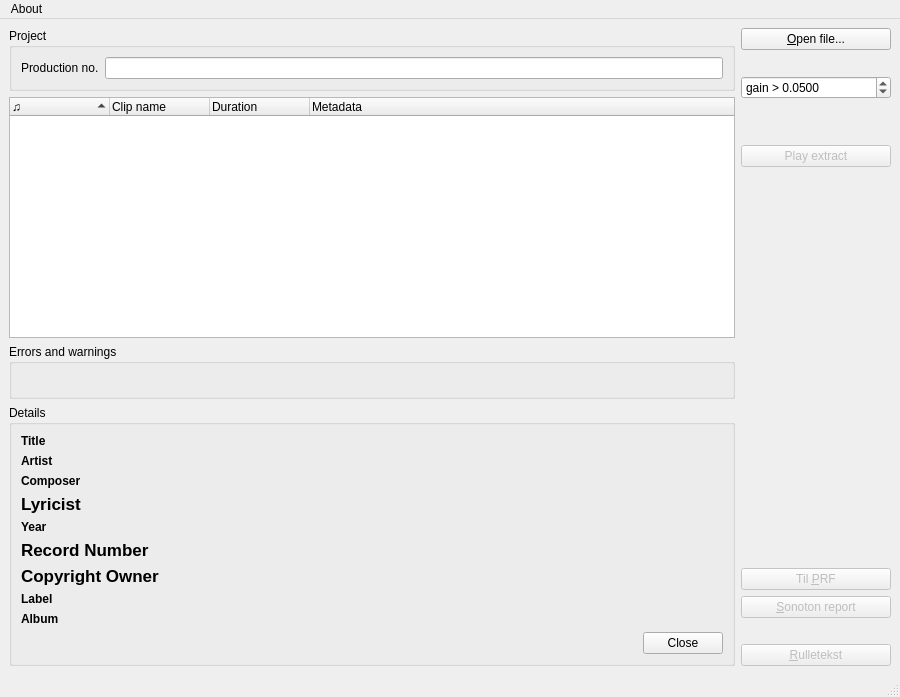
Qt form src/gui/pling-plong-odometer.ui (havardgulldahl/pling-plong-odometer) before a commit.
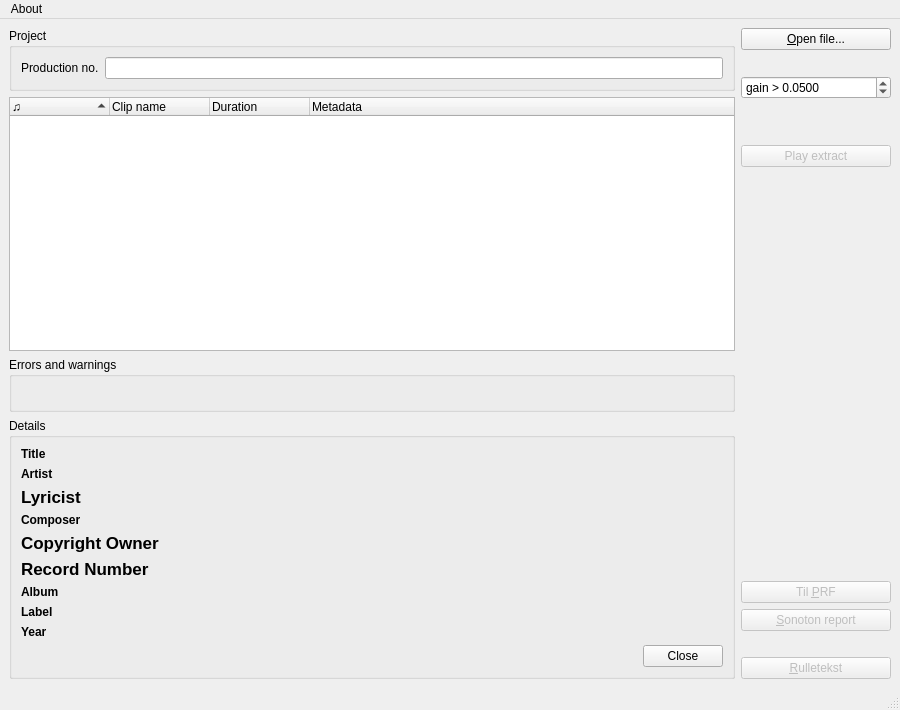
The same form after that commit. Icons and pictures are not drawn.

Commit message: more pretty layout of metadata fields

The edit to the form file:
```diff
--- a/src/gui/pling-plong-odometer.ui
+++ b/src/gui/pling-plong-odometer.ui
@@ -8,7 +8,7 @@
     <x>0</x>
     <y>0</y>
     <width>900</width>
-    <height>697</height>
+    <height>710</height>
    </rect>
   </property>
   <property name="acceptDrops">
@@ -152,14 +152,7 @@
            </property>
           </widget>
          </item>
-         <item row="7" column="0">
-          <widget class="QLabel" name="label_2">
-           <property name="text">
-            <string>&lt;b&gt;Year&lt;/b&gt;</string>
-           </property>
-          </widget>
-         </item>
-         <item row="8" column="0">
+         <item row="11" column="0">
           <widget class="QLabel" name="label_5">
            <property name="text">
             <string>&lt;!DOCTYPE HTML PUBLIC &quot;-//W3C//DTD HTML 4.0//EN&quot; &quot;http://www.w3.org/TR/REC-html40/strict.dtd&quot;&gt;
@@ -170,18 +163,7 @@
            </property>
           </widget>
          </item>
-         <item row="9" column="0">
-          <widget class="QLabel" name="label_4">
-           <property name="text">
-            <string>&lt;!DOCTYPE HTML PUBLIC &quot;-//W3C//DTD HTML 4.0//EN&quot; &quot;http://www.w3.org/TR/REC-html40/strict.dtd&quot;&gt;
-&lt;html&gt;&lt;head&gt;&lt;meta name=&quot;qrichtext&quot; content=&quot;1&quot; /&gt;&lt;style type=&quot;text/css&quot;&gt;
-p, li { white-space: pre-wrap; }
-&lt;/style&gt;&lt;/head&gt;&lt;body style=&quot; font-family:'Lucida Grande'; font-size:13pt; font-weight:400; font-style:normal;&quot;&gt;
-&lt;p style=&quot; margin-top:0px; margin-bottom:0px; margin-left:0px; margin-right:0px; -qt-block-indent:0; text-indent:0px;&quot;&gt;&lt;span style=&quot; font-weight:600;&quot;&gt;Copyright Owner&lt;/span&gt;&lt;/p&gt;&lt;/body&gt;&lt;/html&gt;</string>
-           </property>
-          </widget>
-         </item>
-         <item row="12" column="1">
+         <item row="18" column="1">
           <widget class="QDialogButtonBox" name="buttonBox">
            <property name="statusTip">
             <string>Close the Details box</string>
@@ -191,31 +173,13 @@
            </property>
           </widget>
          </item>
-         <item row="4" column="0">
+         <item row="6" column="0">
           <widget class="QLabel" name="label_6">
            <property name="text">
             <string>&lt;b&gt;Composer&lt;/b&gt;</string>
            </property>
           </widget>
          </item>
-         <item row="10" column="0">
-          <widget class="QLabel" name="label_3">
-           <property name="text">
-            <string>&lt;b&gt;Label&lt;/b&gt;</string>
-           </property>
-          </widget>
-         </item>
-         <item row="5" column="0">
-          <widget class="QLabel" name="label_9">
-           <property name="text">
-            <string>&lt;!DOCTYPE HTML PUBLIC &quot;-//W3C//DTD HTML 4.0//EN&quot; &quot;http://www.w3.org/TR/REC-html40/strict.dtd&quot;&gt;
-&lt;html&gt;&lt;head&gt;&lt;meta name=&quot;qrichtext&quot; content=&quot;1&quot; /&gt;&lt;style type=&quot;text/css&quot;&gt;
-p, li { white-space: pre-wrap; }
-&lt;/style&gt;&lt;/head&gt;&lt;body style=&quot; font-family:'Lucida Grande'; font-size:13pt; font-weight:400; font-style:normal;&quot;&gt;
-&lt;p style=&quot; margin-top:0px; margin-bottom:0px; margin-left:0px; margin-right:0px; -qt-block-indent:0; text-indent:0px;&quot;&gt;&lt;span style=&quot; font-weight:600;&quot;&gt;Lyricist&lt;/span&gt;&lt;/p&gt;&lt;/body&gt;&lt;/html&gt;</string>
-           </property>
-          </widget>
-         </item>
          <item row="2" column="1">
           <widget class="QLabel" name="clipTitle">
            <property name="text">
@@ -236,7 +200,7 @@
            </property>
           </widget>
          </item>
-         <item row="4" column="1">
+         <item row="6" column="1">
           <widget class="QLabel" name="clipComposer">
            <property name="text">
             <string/>
@@ -246,57 +210,7 @@
            </property>
           </widget>
          </item>
-         <item row="5" column="1">
-          <widget class="QLabel" name="clipLyricist">
-           <property name="text">
-            <string/>
-           </property>
-           <property name="textInteractionFlags">
-            <set>Qt::LinksAccessibleByMouse|Qt::TextSelectableByKeyboard|Qt::TextSelectableByMouse</set>
-           </property>
-          </widget>
-         </item>
-         <item row="7" column="1">
-          <widget class="QLabel" name="clipYear">
-           <property name="text">
-            <string/>
-           </property>
-           <property name="textInteractionFlags">
-            <set>Qt::LinksAccessibleByMouse|Qt::TextSelectableByKeyboard|Qt::TextSelectableByMouse</set>
-           </property>
-          </widget>
-         </item>
-         <item row="8" column="1">
-          <widget class="QLabel" name="clipRecordnumber">
-           <property name="text">
-            <string/>
-           </property>
-           <property name="textInteractionFlags">
-            <set>Qt::LinksAccessibleByMouse|Qt::TextSelectableByKeyboard|Qt::TextSelectableByMouse</set>
-           </property>
-          </widget>
-         </item>
-         <item row="9" column="1">
-          <widget class="QLabel" name="clipCopyright">
-           <property name="text">
-            <string/>
-           </property>
-           <property name="textInteractionFlags">
-            <set>Qt::LinksAccessibleByMouse|Qt::TextSelectableByKeyboard|Qt::TextSelectableByMouse</set>
-           </property>
-          </widget>
-         </item>
-         <item row="10" column="1">
-          <widget class="QLabel" name="clipLabel">
-           <property name="text">
-            <string/>
-           </property>
-           <property name="textInteractionFlags">
-            <set>Qt::LinksAccessibleByMouse|Qt::TextSelectableByKeyboard|Qt::TextSelectableByMouse</set>
-           </property>
-          </widget>
-         </item>
-         <item row="11" column="0">
+         <item row="14" column="0">
           <widget class="QLabel" name="label_10">
            <property name="text">
             <string>&lt;b&gt;Album&lt;/b&gt;</string>
@@ -306,13 +220,99 @@
            </property>
           </widget>
          </item>
-         <item row="11" column="1">
+         <item row="14" column="1">
           <widget class="QLabel" name="clipAlbum">
            <property name="text">
             <string/>
            </property>
           </widget>
          </item>
+         <item row="17" column="0">
+          <widget class="QLabel" name="label_2">
+           <property name="text">
+            <string>&lt;b&gt;Year&lt;/b&gt;</string>
+           </property>
+          </widget>
+         </item>
+         <item row="4" column="0">
+          <widget class="QLabel" name="label_9">
+           <property name="text">
+            <string>&lt;!DOCTYPE HTML PUBLIC &quot;-//W3C//DTD HTML 4.0//EN&quot; &quot;http://www.w3.org/TR/REC-html40/strict.dtd&quot;&gt;
+&lt;html&gt;&lt;head&gt;&lt;meta name=&quot;qrichtext&quot; content=&quot;1&quot; /&gt;&lt;style type=&quot;text/css&quot;&gt;
+p, li { white-space: pre-wrap; }
+&lt;/style&gt;&lt;/head&gt;&lt;body style=&quot; font-family:'Lucida Grande'; font-size:13pt; font-weight:400; font-style:normal;&quot;&gt;
+&lt;p style=&quot; margin-top:0px; margin-bottom:0px; margin-left:0px; margin-right:0px; -qt-block-indent:0; text-indent:0px;&quot;&gt;&lt;span style=&quot; font-weight:600;&quot;&gt;Lyricist&lt;/span&gt;&lt;/p&gt;&lt;/body&gt;&lt;/html&gt;</string>
+           </property>
+          </widget>
+         </item>
+         <item row="15" column="0">
+          <widget class="QLabel" name="label_3">
+           <property name="text">
+            <string>&lt;b&gt;Label&lt;/b&gt;</string>
+           </property>
+          </widget>
+         </item>
+         <item row="15" column="1">
+          <widget class="QLabel" name="clipLabel">
+           <property name="text">
+            <string/>
+           </property>
+           <property name="textInteractionFlags">
+            <set>Qt::LinksAccessibleByMouse|Qt::TextSelectableByKeyboard|Qt::TextSelectableByMouse</set>
+           </property>
+          </widget>
+         </item>
+         <item row="4" column="1">
+          <widget class="QLabel" name="clipLyricist">
+           <property name="text">
+            <string/>
+           </property>
+           <property name="textInteractionFlags">
+            <set>Qt::LinksAccessibleByMouse|Qt::TextSelectableByKeyboard|Qt::TextSelectableByMouse</set>
+           </property>
+          </widget>
+         </item>
+         <item row="8" column="0">
+          <widget class="QLabel" name="label_4">
+           <property name="text">
+            <string>&lt;!DOCTYPE HTML PUBLIC &quot;-//W3C//DTD HTML 4.0//EN&quot; &quot;http://www.w3.org/TR/REC-html40/strict.dtd&quot;&gt;
+&lt;html&gt;&lt;head&gt;&lt;meta name=&quot;qrichtext&quot; content=&quot;1&quot; /&gt;&lt;style type=&quot;text/css&quot;&gt;
+p, li { white-space: pre-wrap; }
+&lt;/style&gt;&lt;/head&gt;&lt;body style=&quot; font-family:'Lucida Grande'; font-size:13pt; font-weight:400; font-style:normal;&quot;&gt;
+&lt;p style=&quot; margin-top:0px; margin-bottom:0px; margin-left:0px; margin-right:0px; -qt-block-indent:0; text-indent:0px;&quot;&gt;&lt;span style=&quot; font-weight:600;&quot;&gt;Copyright Owner&lt;/span&gt;&lt;/p&gt;&lt;/body&gt;&lt;/html&gt;</string>
+           </property>
+          </widget>
+         </item>
+         <item row="17" column="1">
+          <widget class="QLabel" name="clipYear">
+           <property name="text">
+            <string/>
+           </property>
+           <property name="textInteractionFlags">
+            <set>Qt::LinksAccessibleByMouse|Qt::TextSelectableByKeyboard|Qt::TextSelectableByMouse</set>
+           </property>
+          </widget>
+         </item>
+         <item row="8" column="1">
+          <widget class="QLabel" name="clipCopyright">
+           <property name="text">
+            <string/>
+           </property>
+           <property name="textInteractionFlags">
+            <set>Qt::LinksAccessibleByMouse|Qt::TextSelectableByKeyboard|Qt::TextSelectableByMouse</set>
+           </property>
+          </widget>
+         </item>
+         <item row="11" column="1">
+          <widget class="QLabel" name="clipRecordnumber">
+           <property name="text">
+            <string/>
+           </property>
+           <property name="textInteractionFlags">
+            <set>Qt::LinksAccessibleByMouse|Qt::TextSelectableByKeyboard|Qt::TextSelectableByMouse</set>
+           </property>
+          </widget>
+         </item>
         </layout>
        </widget>
       </item>
```
